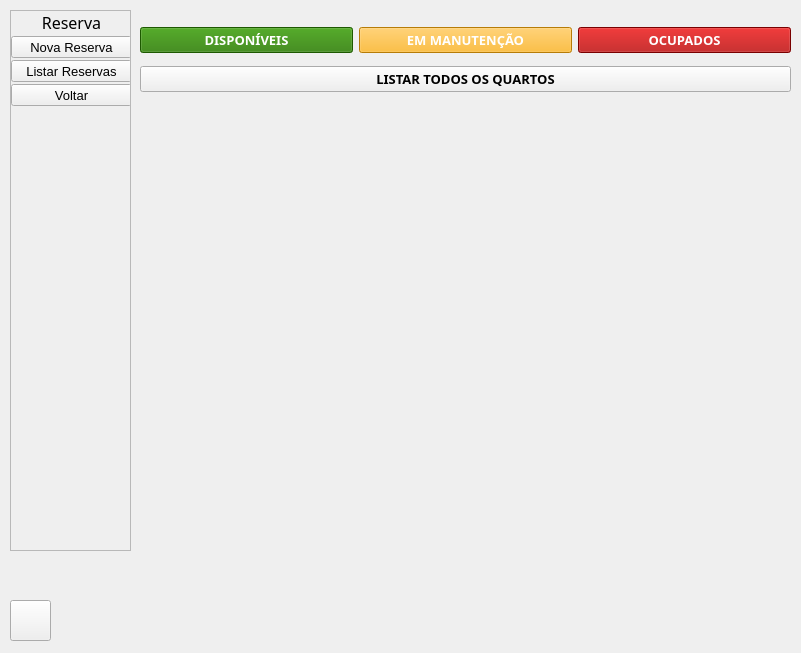
The window that Prototipo HostInn/Telas/tela_menu_principal.ui (EndrewFerreira/HOSTIIN) describes before a commit, drawn with Qt 5.
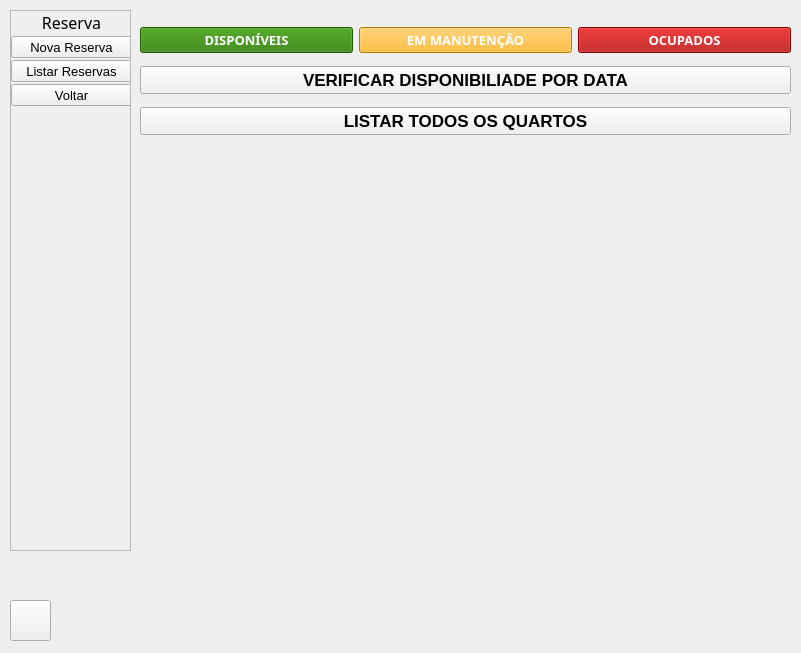
The same window after the commit. The open tabs and pages were chosen to show the change. Icons and pictures are not drawn.

Commit message: add botao verificaçao de disponibilidade

Patch:
```diff
--- a/Prototipo HostInn/Telas/tela_menu_principal.ui
+++ b/Prototipo HostInn/Telas/tela_menu_principal.ui
@@ -3781,7 +3781,7 @@
           <x>0</x>
           <y>0</y>
           <width>651</width>
-          <height>80</height>
+          <height>125</height>
          </rect>
         </property>
         <layout class="QVBoxLayout" name="verticalLayout_12">
@@ -3913,12 +3913,30 @@
            </item>
           </layout>
          </item>
+         <item>
+          <widget class="QPushButton" name="btn_verifcacaoqt">
+           <property name="font">
+            <font>
+             <family>MS Shell Dlg 2</family>
+             <pointsize>13</pointsize>
+             <weight>75</weight>
+             <bold>true</bold>
+            </font>
+           </property>
+           <property name="toolTip">
+            <string>&lt;html&gt;&lt;head/&gt;&lt;body&gt;&lt;p align=&quot;center&quot;&gt;&lt;br/&gt;&lt;/p&gt;&lt;/body&gt;&lt;/html&gt;</string>
+           </property>
+           <property name="text">
+            <string>VERIFICAR DISPONIBILIADE POR DATA</string>
+           </property>
+          </widget>
+         </item>
          <item>
           <widget class="QPushButton" name="btn_tabelaq">
            <property name="font">
             <font>
-             <family>Montserrat ExtraBold</family>
-             <pointsize>10</pointsize>
+             <family>MS Shell Dlg 2</family>
+             <pointsize>13</pointsize>
              <weight>75</weight>
              <bold>true</bold>
             </font>
```
Left out of the diff: 2 changed lines with no effect on the pictures. The commit also changes 2 other files.
